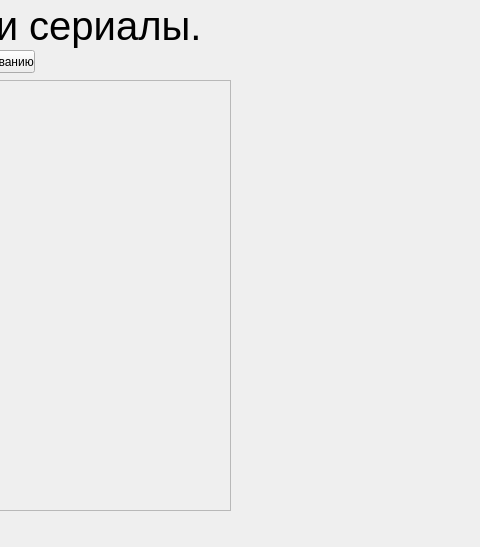
Qt form books_comics.ui (Zloiben/Application) before a commit; both pictures show x 120 to 600 and y 0 to 547 of the 700 by 547 pixel window.
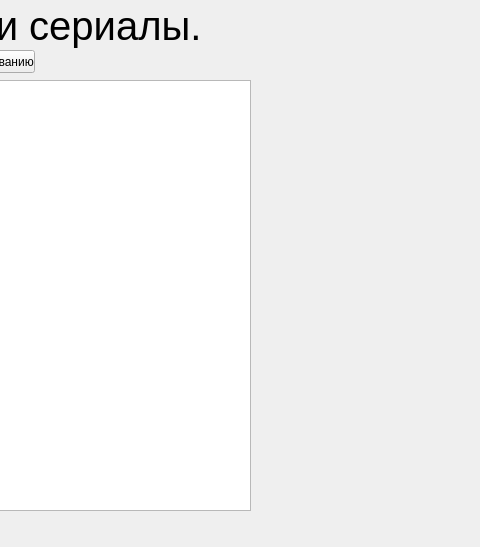
The same form after that commit.

```diff
--- a/books_comics.ui
+++ b/books_comics.ui
@@ -2,6 +2,9 @@
 <ui version="4.0">
  <class>MainWindow</class>
  <widget class="QMainWindow" name="MainWindow">
+  <property name="enabled">
+   <bool>true</bool>
+  </property>
   <property name="geometry">
    <rect>
     <x>0</x>
@@ -34,13 +37,13 @@
    </widget>
    <widget class="QPlainTextEdit" name="table_books">
     <property name="enabled">
-     <bool>false</bool>
+     <bool>true</bool>
     </property>
     <property name="geometry">
      <rect>
       <x>0</x>
       <y>80</y>
-      <width>351</width>
+      <width>371</width>
       <height>431</height>
      </rect>
     </property>
```
